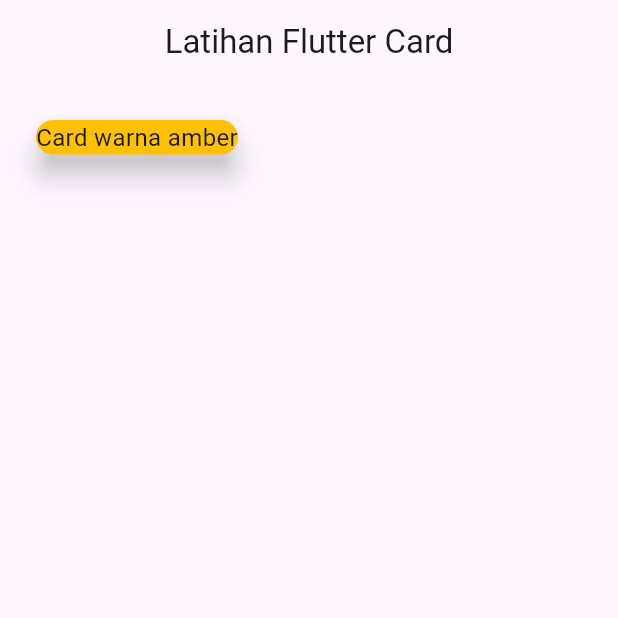
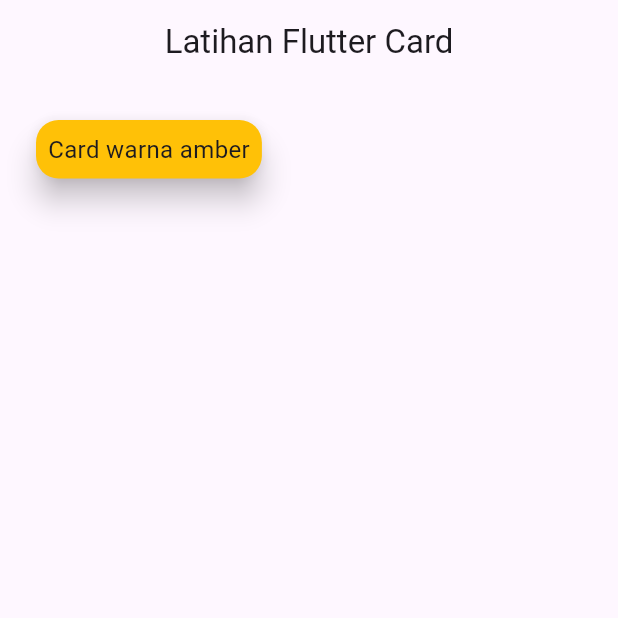
Before and after one commit to AbdillahFajar/belajar_card_flutter, a Flutter app: the screen it shows after launch, on a phone screen of 412 x 824 dp, the top half of it. Run offline on Flutter 3.47's test engine with Material 3 defaults, Android fonts, the phone set to English and light mode, and no system bars.

Commit message:
bikin lengkungan di sudut card-nya dan bikin spasi di antara tulisan yang ada di dalam card-nya

```diff
--- a/lib/pages/card_page_1.dart
+++ b/lib/pages/card_page_1.dart
@@ -14,18 +14,24 @@ class CardPage1 extends StatelessWidget {
             body: SingleChildScrollView(
               child: Container(
                 padding: const EdgeInsets.all(20.0),
-                child: const Column(
+                child: Column(
                   children: [
                     Card(
                       color: Colors.amber,
                       elevation: 8, //bikin efek bayangan di card-nya
-                      child: Text(
-                        "Card warna amber",
-                        style: TextStyle(
-                          fontSize: 16.0
+                      shape: RoundedRectangleBorder(
+                        borderRadius: BorderRadius.circular(15.0),
+                      ),
+                      child: Padding(
+                        padding: const EdgeInsets.all(8.0),
+                        child: Text(
+                          "Card warna amber",
+                          style: TextStyle(
+                            fontSize: 16.0
+                          ),
                         ),
                       ),
-                    )
+                    ),
                   ],
                 ),
               ),
```
